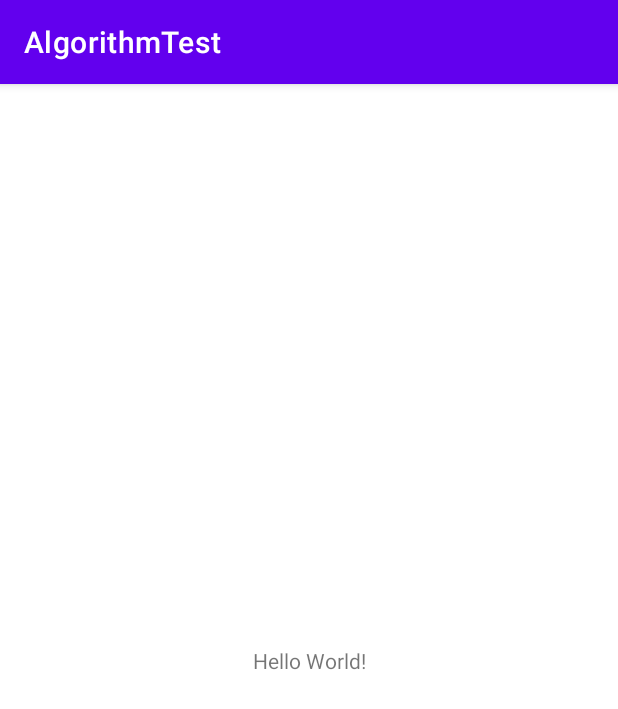
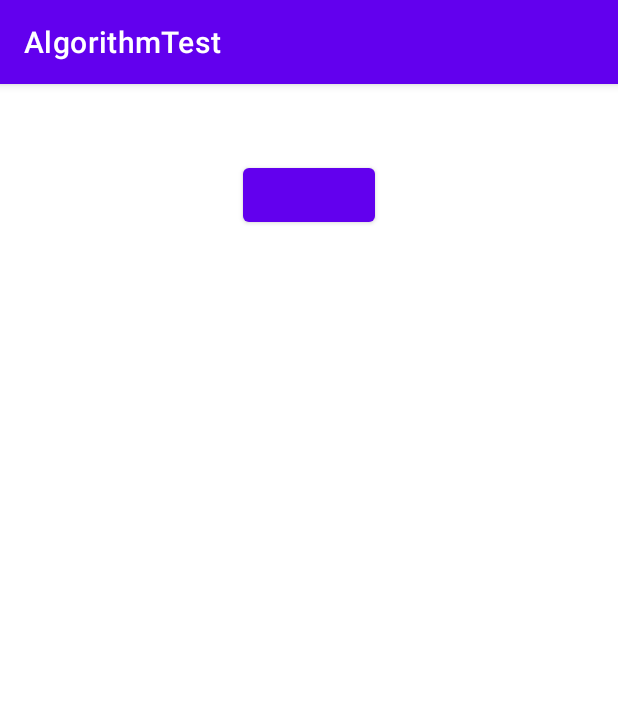
Before and after one commit to fsampson30/AlgorithmTest, an Android app: the screen it shows after launch (MainActivity), on a phone screen of 412 x 824 dp. Shown: the top 709 px of the screen. Run offline under Robolectric (Android 15) with nearby library versions, the phone set to English and light mode, and no system bars.

```diff
--- a/app/src/main/java/com/sampson/algorithmtest/MainActivity.kt
+++ b/app/src/main/java/com/sampson/algorithmtest/MainActivity.kt
@@ -1,11 +1,17 @@
 package com.sampson.algorithmtest
 
+import android.app.Activity
 import androidx.appcompat.app.AppCompatActivity
 import android.os.Bundle
 
 class MainActivity : AppCompatActivity() {
+
+    //private lateinit var binding: Bindi
+
     override fun onCreate(savedInstanceState: Bundle?) {
         super.onCreate(savedInstanceState)
+        //binding = ActivityMainBinding
+
         setContentView(R.layout.activity_main)
     }
 }
--- a/app/src/main/res/layout/activity_main.xml
+++ b/app/src/main/res/layout/activity_main.xml
@@ -4,15 +4,16 @@
     xmlns:tools="http://schemas.android.com/tools"
     android:layout_width="match_parent"
     android:layout_height="match_parent"
+    tools:viewBindingIgnore="true"
     tools:context=".MainActivity">
 
-    <TextView
+    <Button
+        android:id="@+id/btnSmallerNumber"
         android:layout_width="wrap_content"
         android:layout_height="wrap_content"
-        android:text="Hello World!"
-        app:layout_constraintBottom_toBottomOf="parent"
-        app:layout_constraintLeft_toLeftOf="parent"
-        app:layout_constraintRight_toRightOf="parent"
-        app:layout_constraintTop_toTopOf="parent" />
+        app:layout_constraintEnd_toEndOf="parent"
+        app:layout_constraintStart_toStartOf="parent"
+        app:layout_constraintTop_toTopOf="parent"
+        android:layout_marginTop="50dp"/>
 
 </androidx.constraintlayout.widget.ConstraintLayout>
--- a/build.gradle
+++ b/build.gradle
@@ -1,8 +1,8 @@
 // Top-level build file where you can add configuration options common to all sub-projects/modules.
 plugins {
-    id 'com.android.application' version '7.1.0' apply false
-    id 'com.android.library' version '7.1.0' apply false
-    id 'org.jetbrains.kotlin.android' version '1.5.30' apply false
+    id 'com.android.application' version '7.2.2' apply false
+    id 'com.android.library' version '7.2.2' apply false
+    id 'org.jetbrains.kotlin.android' version '1.6.0' apply false
 }
 
 task clean(type: Delete) {
```
Also changed, not shown: app/build.gradle (+6 -2 lines), app/src/main/java/com/sampson/algorithmtest/utils/SmallerInt.kt (added, +20 -0 lines), gradle/wrapper/gradle-wrapper.properties.
